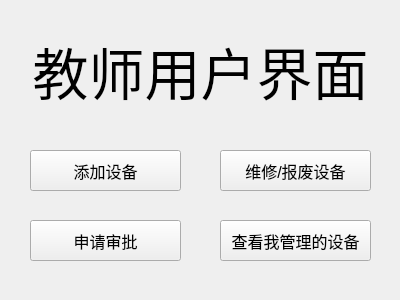
Old version of the form 04-实现阶段/codes/TeacherInterface.ui in the repository VtaSkywalker/2020.12-database_experiment.
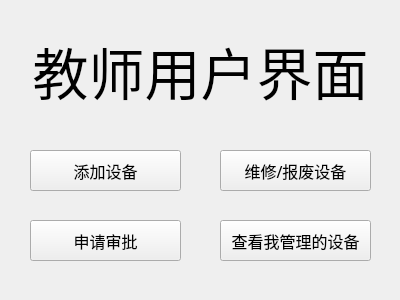
New version of the form.

```diff
--- a/04-实现阶段/codes/TeacherInterface.ui
+++ b/04-实现阶段/codes/TeacherInterface.ui
@@ -47,6 +47,7 @@
    </property>
    <property name="font">
     <font>
+     <family>Adobe 仿宋 Std R</family>
      <pointsize>12</pointsize>
     </font>
    </property>
```
Left out of the diff: 3 changed lines with no effect on the pictures.
